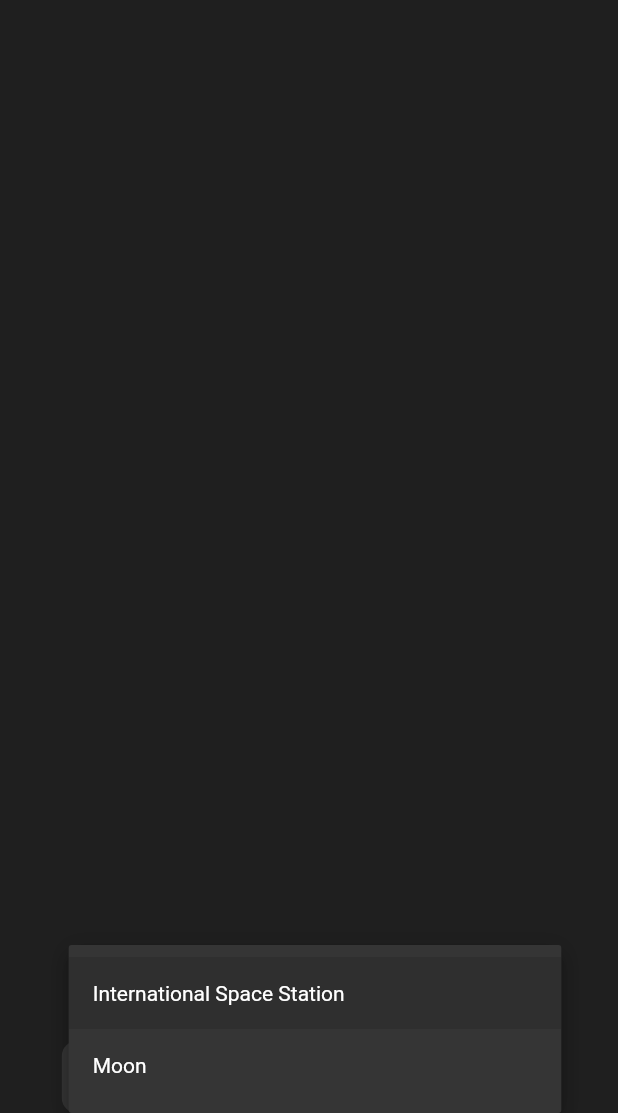
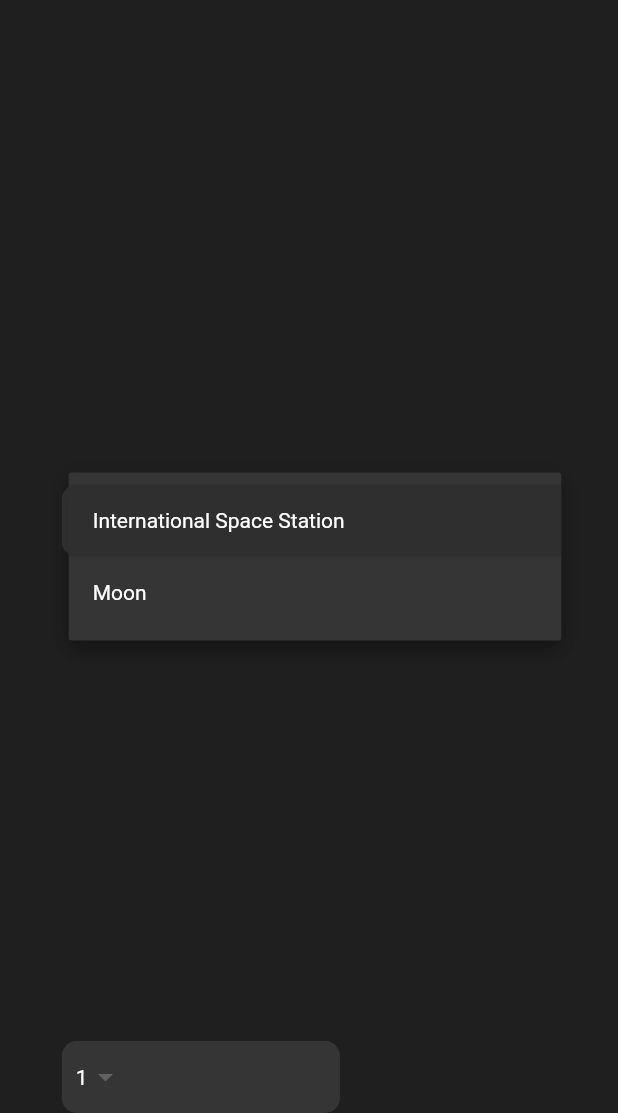
Before and after one commit to BarkaBoss/Go-Moon, a Flutter app: the screen it shows after launch, after a tap on "International Space Station", on a phone screen of 412 x 824 dp, the part 123-1236 px from its top. Run offline on Flutter 3.47's test engine with Material 2 defaults, Android fonts, the phone set to English and light mode, and no system bars.

Commit message:
Reusable DropDown Widget

```diff
--- a/lib/pages/home_page.dart
+++ b/lib/pages/home_page.dart
@@ -1,4 +1,5 @@
 import 'package:flutter/material.dart';
+import 'package:go_moon/widgets/custom_dropdown.dart';
 
 class HomePage extends StatelessWidget {
   late double _deviceHeight, _deviceWidth;
@@ -22,6 +23,7 @@ class HomePage extends StatelessWidget {
           children: [
             _pageTitle(),
             _destinationDropDown(),
+            _travelersInformationWidget(),
           ],
         ),
       ),
@@ -48,28 +50,13 @@ class HomePage extends StatelessWidget {
   }
 
   Widget _destinationDropDown() {
-    List<String> _items = ["International Space Station", "Moon"];
-    return Container(
-      padding: EdgeInsets.symmetric(horizontal: _deviceWidth * 0.05),
-      width: _deviceWidth,
-      decoration: BoxDecoration(
-          color: const Color.fromRGBO(53, 53, 53, 1.0),
-          borderRadius: BorderRadius.circular(10.0)),
-      child: DropdownButton(
-        value: _items.first,
-        underline: Container(),
-        onChanged: (_) {},
-        items: _items.map(
-          (e) {
-            return DropdownMenuItem(
-              value: e,
-              child: Text(e),
-            );
-          },
-        ).toList(),
-        dropdownColor: const Color.fromRGBO(53, 53, 53, 1.0),
-        style: const TextStyle(color: Colors.white),
-      ),
-    );
+    List<String> items = ["International Space Station", "Moon"];
+    return CustomDropDownButton(values: items, width: _deviceWidth);
+  }
+
+  Widget _travelersInformationWidget(){
+    return CustomDropDownButton(
+        values: const ["1","2","3","4"],
+        width: _deviceWidth * 0.45);
   }
 }
--- /dev/null
+++ b/lib/widgets/custom_dropdown.dart
@@ -0,0 +1,36 @@
+
+
+import 'package:flutter/material.dart';
+
+class CustomDropDownButton extends StatelessWidget{
+  List<String> values;
+  double width;
+
+  CustomDropDownButton({required this.values, required this.width});
+
+  @override
+  Widget build(BuildContext context) {
+    return Container(
+      padding: EdgeInsets.symmetric(horizontal: width * 0.05),
+      width: width,
+      decoration: BoxDecoration(
+          color: const Color.fromRGBO(53, 53, 53, 1.0),
+          borderRadius: BorderRadius.circular(10.0)),
+      child: DropdownButton(
+        value: values.first,
+        underline: Container(),
+        onChanged: (_) {},
+        items: values.map(
+              (e) {
+            return DropdownMenuItem(
+              value: e,
+              child: Text(e),
+            );
+          },
+        ).toList(),
+        dropdownColor: const Color.fromRGBO(53, 53, 53, 1.0),
+        style: const TextStyle(color: Colors.white),
+      ),
+    );
+  }
+}
```
